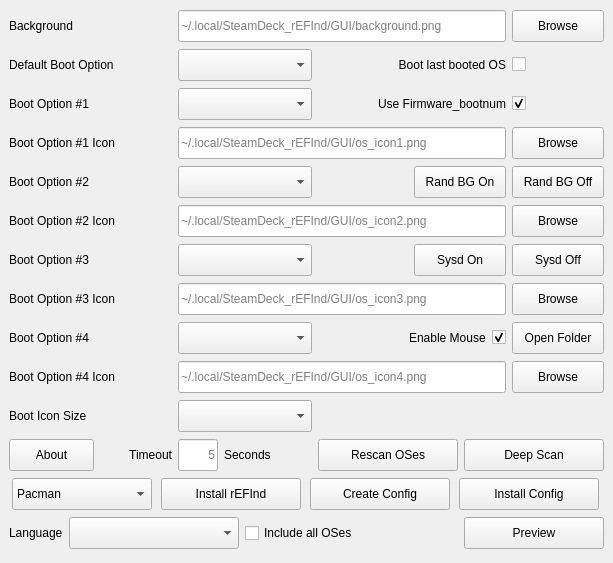
This is GUI/src/mainwindow.ui in jlobue10/SteamDeck_rEFInd as Qt 5 draws it before an edit. The edited form follows.
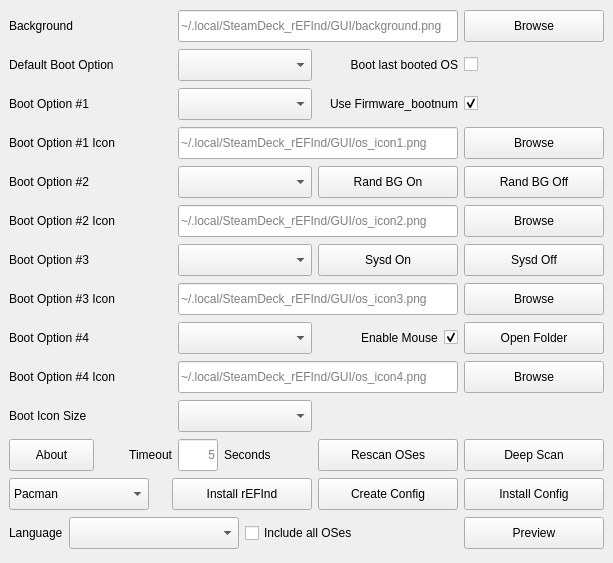
This is the edited form. Icons and pictures are not drawn.

Commit message: Let buttons and combos adapt to translated text; align button columns

Diff of the .ui file:
```diff
--- a/GUI/src/mainwindow.ui
+++ b/GUI/src/mainwindow.ui
@@ -29,7 +29,7 @@
        </property>
        <property name="maximumSize">
         <size>
-         <width>92</width>
+         <width>16777215</width>
          <height>32</height>
         </size>
        </property>
@@ -185,7 +185,7 @@
        </property>
        <property name="maximumSize">
         <size>
-         <width>92</width>
+         <width>16777215</width>
          <height>32</height>
         </size>
        </property>
@@ -213,29 +213,31 @@
        </property>
       </widget>
      </item>
-     <item row="4" column="4" alignment="Qt::AlignRight">
-      <widget class="QPushButton" name="Rand_BG_On_pushButton">
-       <property name="minimumSize">
-        <size>
-         <width>92</width>
-         <height>32</height>
-        </size>
-       </property>
-       <property name="maximumSize">
-        <size>
-         <width>92</width>
-         <height>32</height>
-        </size>
-       </property>
-       <property name="toolTip">
-        <string>Enable background randomizer service</string>
-       </property>
-       <property name="text">
-        <string>Rand BG On</string>
-       </property>
-      </widget>
-     </item>
-     <item row="4" column="5">
+     <item row="4" column="4" colspan="2">
+      <layout class="QHBoxLayout" name="Rand_BG_hboxLayout">
+       <item>
+        <widget class="QPushButton" name="Rand_BG_On_pushButton">
+         <property name="minimumSize">
+          <size>
+           <width>92</width>
+           <height>32</height>
+          </size>
+         </property>
+         <property name="maximumSize">
+          <size>
+           <width>16777215</width>
+           <height>32</height>
+          </size>
+         </property>
+         <property name="toolTip">
+          <string>Enable background randomizer service</string>
+         </property>
+         <property name="text">
+          <string>Rand BG On</string>
+         </property>
+        </widget>
+       </item>
+       <item>
       <widget class="QPushButton" name="Rand_BG_Off_pushButton">
        <property name="minimumSize">
         <size>
@@ -245,7 +247,7 @@
        </property>
        <property name="maximumSize">
         <size>
-         <width>92</width>
+         <width>16777215</width>
          <height>32</height>
         </size>
        </property>
@@ -256,6 +258,8 @@
         <string>Rand BG Off</string>
        </property>
       </widget>
+       </item>
+      </layout>
      </item>
      <item row="5" column="0" colspan="2">
       <widget class="QLabel" name="Boot_Option_02_Icon_label">
@@ -280,7 +284,7 @@
        </property>
        <property name="maximumSize">
         <size>
-         <width>92</width>
+         <width>16777215</width>
          <height>32</height>
         </size>
        </property>
@@ -329,7 +333,9 @@
        </item>
       </layout>
      </item>
-     <item row="6" column="4" alignment="Qt::AlignRight">
+     <item row="6" column="4" colspan="2">
+      <layout class="QHBoxLayout" name="Sysd_hboxLayout">
+       <item>
       <widget class="QPushButton" name="Enable_sysd_pushButton">
        <property name="minimumSize">
         <size>
@@ -339,7 +345,7 @@
        </property>
        <property name="maximumSize">
         <size>
-         <width>92</width>
+         <width>16777215</width>
          <height>32</height>
         </size>
        </property>
@@ -350,6 +356,30 @@
         <string>Sysd On</string>
        </property>
       </widget>
+       </item>
+       <item>
+      <widget class="QPushButton" name="Disable_sysd_pushButton">
+       <property name="minimumSize">
+        <size>
+         <width>92</width>
+         <height>32</height>
+        </size>
+       </property>
+       <property name="maximumSize">
+        <size>
+         <width>16777215</width>
+         <height>32</height>
+        </size>
+       </property>
+       <property name="toolTip">
+        <string>Disable systemd service</string>
+       </property>
+       <property name="text">
+        <string>Sysd Off</string>
+       </property>
+      </widget>
+       </item>
+      </layout>
      </item>
      <item row="7" column="0" colspan="2">
       <widget class="QLabel" name="Boot_Option_03_Icon_label">
@@ -374,7 +404,7 @@
        </property>
        <property name="maximumSize">
         <size>
-         <width>92</width>
+         <width>16777215</width>
          <height>32</height>
         </size>
        </property>
@@ -412,7 +442,7 @@
        </property>
        <property name="maximumSize">
         <size>
-         <width>92</width>
+         <width>16777215</width>
          <height>32</height>
         </size>
        </property>
@@ -424,28 +454,6 @@
        </property>
       </widget>
      </item>
-     <item row="6" column="5">
-      <widget class="QPushButton" name="Disable_sysd_pushButton">
-       <property name="minimumSize">
-        <size>
-         <width>92</width>
-         <height>32</height>
-        </size>
-       </property>
-       <property name="maximumSize">
-        <size>
-         <width>92</width>
-         <height>32</height>
-        </size>
-       </property>
-       <property name="toolTip">
-        <string>Disable systemd service</string>
-       </property>
-       <property name="text">
-        <string>Sysd Off</string>
-       </property>
-      </widget>
-     </item>
      <item row="9" column="0" colspan="2">
       <widget class="QLabel" name="Boot_Option_04_Icon_label">
        <property name="minimumSize">
@@ -469,7 +477,7 @@
        </property>
        <property name="maximumSize">
         <size>
-         <width>92</width>
+         <width>16777215</width>
          <height>32</height>
         </size>
        </property>
@@ -742,10 +750,13 @@
          </property>
          <property name="maximumSize">
           <size>
-           <width>140</width>
+           <width>16777215</width>
            <height>32</height>
           </size>
          </property>
+         <property name="sizeAdjustPolicy">
+          <enum>QComboBox::AdjustToContents</enum>
+         </property>
          <property name="toolTip">
           <string>Installation source and method</string>
          </property>
@@ -761,6 +772,19 @@
          </item>
         </widget>
        </item>
+       <item>
+        <spacer name="installRowSpacer">
+         <property name="orientation">
+          <enum>Qt::Horizontal</enum>
+         </property>
+         <property name="sizeHint" stdset="0">
+          <size>
+           <width>0</width>
+           <height>0</height>
+          </size>
+         </property>
+        </spacer>
+       </item>
        <item>
         <widget class="QPushButton" name="Install_rEFInd">
          <property name="minimumSize">
@@ -771,7 +795,7 @@
          </property>
          <property name="maximumSize">
           <size>
-           <width>140</width>
+           <width>16777215</width>
            <height>32</height>
           </size>
          </property>
@@ -793,7 +817,7 @@
          </property>
          <property name="maximumSize">
           <size>
-           <width>140</width>
+           <width>16777215</width>
            <height>32</height>
           </size>
          </property>
@@ -815,7 +839,7 @@
          </property>
          <property name="maximumSize">
           <size>
-           <width>140</width>
+           <width>16777215</width>
            <height>32</height>
           </size>
          </property>
```
Left out of the diff: 62 changed lines with no effect on the pictures. The commit also changes 2 other files.
